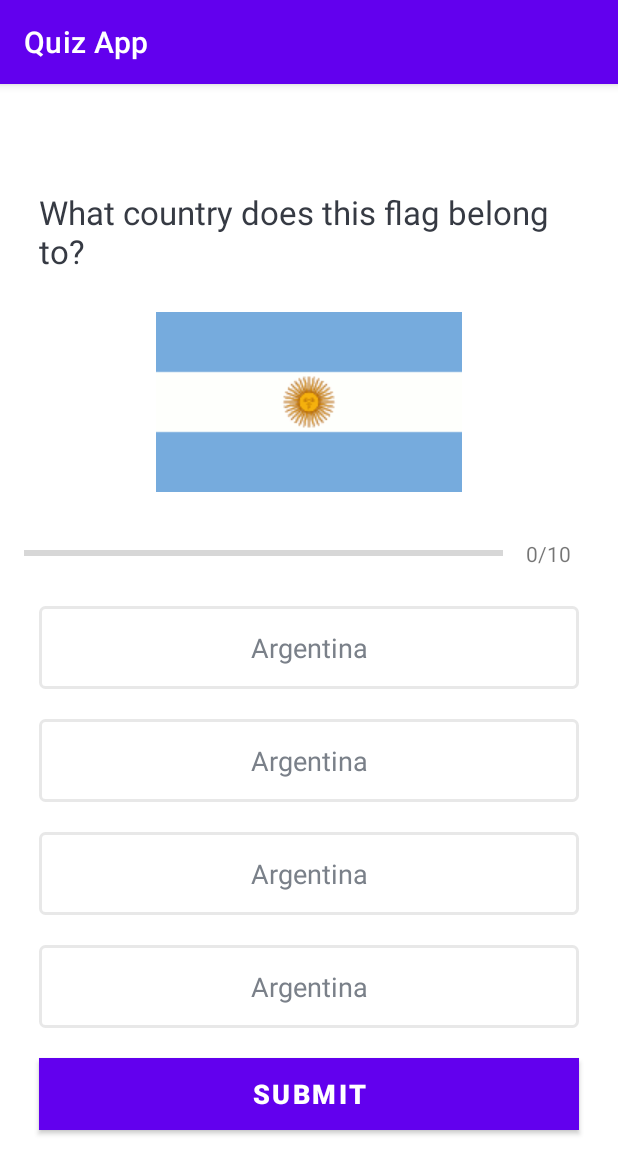
After one commit to SonHai-code/Mobile--app, an Android app: the QuizQuestionsActivity screen opened directly, with no data from a screen before it, on a phone screen of 412 x 824 dp. The commit adds this screen. Shown: the top 1174 px of the screen. Run offline under Robolectric (Android 15) with nearby library versions, the phone set to English and light mode, and no system bars.

Commit message:
build quiz question section

```diff
--- a/app/build.gradle
+++ b/app/build.gradle
@@ -25,6 +25,10 @@ android {
         sourceCompatibility JavaVersion.VERSION_1_8
         targetCompatibility JavaVersion.VERSION_1_8
     }
+
+    buildFeatures {
+        viewBinding = true
+    }
 }
 
 dependencies {
--- a/app/src/main/AndroidManifest.xml
+++ b/app/src/main/AndroidManifest.xml
@@ -14,11 +14,16 @@
         android:theme="@style/Theme.QuizApp"
         tools:targetApi="31">
         <activity
+            android:name=".QuizQuestionsActivity"
+            android:screenOrientation="portrait"
+            />
+
+        <activity
             android:name=".MainActivity"
+            android:exported="true"
             android:screenOrientation="portrait"
             android:theme="@style/NoActionBarTheme"
-            android:windowSoftInputMode="adjustResize"
-            android:exported="true">
+            android:windowSoftInputMode="adjustResize">
             <intent-filter>
                 <action android:name="android.intent.action.MAIN" />
 
--- /dev/null
+++ b/app/src/main/java/com/example/quizapp/Constants.java
@@ -0,0 +1,111 @@
+package com.example.quizapp;
+
+import java.util.ArrayList;
+
+public class Constants {
+    public static ArrayList<Question> getQuestions() {
+        ArrayList<Question> questionsList = new ArrayList<Question>();
+
+        // 1
+        Question que1 = new Question(
+                1, "What country does this flag belong to?",
+                R.drawable.ic_flag_of_argentina,
+                "Argentina", "Australia",
+                "Armenia", "Austria", 1
+        );
+
+        questionsList.add(que1);
+
+        // 2
+        Question que2 = new Question(
+                2, "What country does this flag belong to?",
+                R.drawable.ic_flag_of_australia,
+                "Angola", "Austria",
+                "Australia", "Armenia", 3
+        );
+
+        questionsList.add(que2);
+
+        // 3
+        Question que3 = new Question(
+                3, "What country does this flag belong to?",
+                R.drawable.ic_flag_of_brazil,
+                "Belarus", "Belize",
+                "Brunei", "Brazil", 4
+        );
+
+        questionsList.add(que3);
+
+        // 4
+        Question que4 = new Question(
+                4, "What country does this flag belong to?",
+                R.drawable.ic_flag_of_belgium,
+                "Bahamas", "Belgium",
+                "Barbados", "Belize", 2
+        );
+
+        questionsList.add(que4);
+
+        // 5
+        Question que5 = new Question(
+                5, "What country does this flag belong to?",
+                R.drawable.ic_flag_of_fiji,
+                "Gabon", "France",
+                "Fiji", "Finland", 3
+        );
+
+        questionsList.add(que5);
+
+        // 6
+        Question que6 = new Question(
+                6, "What country does this flag belong to?",
+                R.drawable.ic_flag_of_germany,
+                "Germany", "Georgia",
+                "Greece", "none of these", 1
+        );
+
+        questionsList.add(que6);
+
+        // 7
+        Question que7 = new Question(
+                7, "What country does this flag belong to?",
+                R.drawable.ic_flag_of_denmark,
+                "Dominica", "Egypt",
+                "Denmark", "Ethiopia", 3
+        );
+
+        questionsList.add(que7);
+
+        // 8
+        Question que8 = new Question(
+                8, "What country does this flag belong to?",
+                R.drawable.ic_flag_of_india,
+                "Ireland", "Iran",
+                "Hungary", "India", 4
+        );
+
+        questionsList.add(que8);
+
+        // 9
+        Question que9 = new Question(
+                9, "What country does this flag belong to?",
+                R.drawable.ic_flag_of_new_zealand,
+                "Australia", "New Zealand",
+                "Tuvalu", "United States of America", 2
+        );
+
+        questionsList.add(que9);
+
+        // 10
+        Question que10 = new Question(
+                10, "What country does this flag belong to?",
+                R.drawable.ic_flag_of_kuwait,
+                "Kuwait", "Jordan",
+                "Sudan", "Palestine", 1
+        );
+
+        questionsList.add(que10);
+
+        return  questionsList;
+    }
+}
--- a/app/src/main/java/com/example/quizapp/MainActivity.java
+++ b/app/src/main/java/com/example/quizapp/MainActivity.java
@@ -2,13 +2,29 @@ package com.example.quizapp;
 
 import androidx.appcompat.app.AppCompatActivity;
 
+import android.content.Intent;
 import android.os.Bundle;
+import android.widget.Toast;
+
+import com.example.quizapp.databinding.ActivityMainBinding;
 
 public class MainActivity extends AppCompatActivity {
+    private ActivityMainBinding binding;
 
     @Override
     protected void onCreate(Bundle savedInstanceState) {
         super.onCreate(savedInstanceState);
-        setContentView(R.layout.activity_main);
+        binding = ActivityMainBinding.inflate(getLayoutInflater());
+        setContentView(binding.getRoot());
+
+        binding.btnStart.setOnClickListener(view -> {
+            if(binding.etUsername.getText().toString().isEmpty()) {
+                Toast.makeText(this, "Please enter your name", Toast.LENGTH_SHORT).show();
+            } else {
+                Intent intent = new Intent(this, QuizQuestionsActivity.class);
+                startActivity(intent);
+                finish();
+            }
+        });
     }
 }
--- /dev/null
+++ b/app/src/main/java/com/example/quizapp/Question.java
@@ -0,0 +1,24 @@
+package com.example.quizapp;
+
+public class Question {
+    private  int id;
+    private String question;
+    private int image;
+    private String optionOne;
+    private String optionTwo;
+    private String optionThree;
+    private String optionFour;
+    private int correctAnswer;
+
+
+    public Question(int id, String question, int image, String optionOne, String optionTwo, String optionThree, String optionFour, int correctAnswer) {
+        this.id = id;
+        this.question = question;
+        this.image = image;
+        this.optionOne = optionOne;
+        this.optionTwo = optionTwo;
+        this.optionThree = optionThree;
+        this.optionFour = optionFour;
+        this.correctAnswer = correctAnswer;
+    }
+}
--- /dev/null
+++ b/app/src/main/java/com/example/quizapp/QuizQuestionsActivity.java
@@ -0,0 +1,22 @@
+package com.example.quizapp;
+
+import androidx.appcompat.app.AppCompatActivity;
+
+import android.os.Bundle;
+import android.util.Log;
+
+import java.util.ArrayList;
+
+public class QuizQuestionsActivity extends AppCompatActivity {
+
+    @Override
+    protected void onCreate(Bundle savedInstanceState) {
+        super.onCreate(savedInstanceState);
+        setContentView(R.layout.activity_quiz_questions);
+
+        ArrayList<Question> questionsList = Constants.getQuestions();
+
+
+
+    }
+}
--- /dev/null
+++ b/app/src/main/res/drawable/default_option_border_bg.xml
@@ -0,0 +1,12 @@
+<?xml version="1.0" encoding="utf-8"?>
+<shape xmlns:android="http://schemas.android.com/apk/res/android"
+    android:shape="rectangle">
+    <stroke
+        android:color="#E8E8E8"
+        android:width="2dp"/>
+
+    <solid android:color="@android:color/white"/>
+    <corners android:radius="3dp"/>
+
+
+</shape>
--- a/app/src/main/res/layout/activity_main.xml
+++ b/app/src/main/res/layout/activity_main.xml
@@ -52,6 +52,7 @@
                 android:textSize="16sp"
                 android:textStyle="bold"
                 />
+
             <EditText
                 android:id="@+id/et_username"
                 android:layout_width="match_parent"
@@ -61,8 +62,6 @@
                 android:textColorHint="#7A8089"
                 android:padding="10sp"
                 />
-
-
 
             <Button
                 android:id="@+id/btn_start"
--- /dev/null
+++ b/app/src/main/res/layout/activity_quiz_questions.xml
@@ -0,0 +1,124 @@
+<?xml version="1.0" encoding="utf-8"?>
+<ScrollView xmlns:android="http://schemas.android.com/apk/res/android"
+    xmlns:app="http://schemas.android.com/apk/res-auto"
+    xmlns:tools="http://schemas.android.com/tools"
+    android:layout_width="match_parent"
+    android:layout_height="match_parent"
+    tools:context=".QuizQuestionsActivity"
+    android:fillViewport="true">
+
+    <LinearLayout
+        android:layout_width="match_parent"
+        android:layout_height="wrap_content"
+        android:orientation="vertical"
+        android:padding="16dp"
+        android:gravity="center">
+
+        <TextView
+            android:layout_width="match_parent"
+            android:layout_height="wrap_content"
+            android:id="@+id/tv_question"
+            android:layout_margin="10dp"
+            android:textColor="#363A43"
+            android:textSize="22sp"
+            android:text="What country does this flag belong to?"/>
+
+        <ImageView
+            android:id="@+id/iv_image"
+            android:layout_width="wrap_content"
+            android:layout_height="wrap_content"
+            android:layout_marginTop="16dp"
+            android:src="@drawable/ic_flag_of_argentina"/>
+
+        <LinearLayout
+            android:id="@+id/ll_progress_details"
+            android:layout_width="match_parent"
+            android:layout_height="wrap_content"
+            android:orientation="horizontal"
+            android:gravity="center_vertical"
+            android:layout_marginTop="16dp">
+            <ProgressBar
+                android:id="@+id/progressBar"
+                android:layout_width="0dp"
+                android:layout_height="wrap_content"
+                android:layout_weight="1"
+                android:max="10"
+                android:minHeight="50dp"
+                android:progress="0"
+                android:indeterminate="false"
+                style="?android:attr/progressBarStyleHorizontal"/>
+            <TextView
+                android:id="@+id/tv_progress"
+                android:layout_width="wrap_content"
+                android:layout_height="wrap_content"
+                android:gravity="center"
+                android:padding="15dp"
+                android:textColorHint="#7A8089"
+                android:textSize="14sp"
+                android:text="0/10"/>
+        </LinearLayout>
+
+        <TextView
+            android:id="@+id/tv_option_one"
+            android:background="@drawable/default_option_border_bg"
+            android:layout_width="match_parent"
+            android:layout_height="wrap_content"
+            android:layout_margin="10dp"
+            android:gravity="center"
+            android:padding="15dp"
+            android:textColor="#7A8089"
+            android:textSize="18sp"
+            android:text="Argentina"
+            />
+
+        <TextView
+            android:id="@+id/tv_option_two"
+            android:background="@drawable/default_option_border_bg"
+            android:layout_width="match_parent"
+            android:layout_height="wrap_content"
+            android:layout_margin="10dp"
+            android:gravity="center"
+            android:padding="15dp"
+            android:textColor="#7A8089"
+            android:textSize="18sp"
+            android:text="Argentina"
+            />
+
+        <TextView
+            android:id="@+id/tv_option_three"
+            android:layout_width="match_parent"
+            android:background="@drawable/default_option_border_bg"
+            android:layout_height="wrap_content"
+            android:layout_margin="10dp"
+            android:gravity="center"
+            android:padding="15dp"
+            android:textColor="#7A8089"
+            android:textSize="18sp"
+            android:text="Argentina"
+            />
+
+        <TextView
+            android:id="@+id/tv_option_four"
+            android:layout_width="match_parent"
+            android:layout_height="wrap_content"
+            android:background="@drawable/default_option_border_bg"
+            android:layout_margin="10dp"
+            android:gravity="center"
+            android:padding="15dp"
+            android:textColor="#7A8089"
+            android:textSize="18sp"
+            android:text="Argentina"
+            />
+        <Button
+            android:id="@+id/btn_submit"
+            android:layout_width="match_parent"
+            android:layout_height="wrap_content"
+            android:text="Submit"
+            android:layout_margin="10dp"
+            android:background="@color/colorPrimary"
+            android:textColor="@color/white"
+            android:textSize="18sp"
+            android:textStyle="bold"/>
+
+    </LinearLayout>
+</ScrollView>
```
Also changed, not shown: app/src/main/res/drawable/ic_flag_of_argentina.png (added), app/src/main/res/drawable/ic_flag_of_australia.png (added), app/src/main/res/drawable/ic_flag_of_belgium.png (added), app/src/main/res/drawable/ic_flag_of_brazil.png (added), app/src/main/res/drawable/ic_flag_of_denmark.png (added), app/src/main/res/drawable/ic_flag_of_fiji.png (added), app/src/main/res/drawable/ic_flag_of_germany.png (added), app/src/main/res/drawable/ic_flag_of_india.png (added), app/src/main/res/drawable/ic_flag_of_kuwait.png (added), app/src/main/res/drawable/ic_flag_of_new_zealand.png (added).
